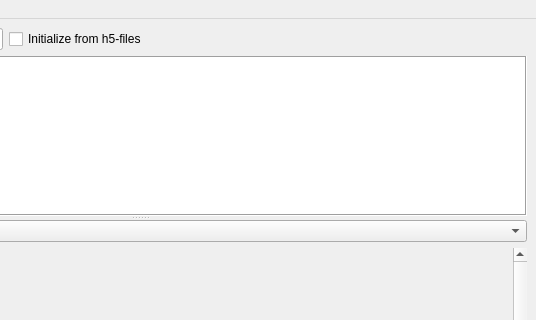
Before: the Qt Designer form combinato/guioverview/guioverview.ui in jniediek/combinato, drawn with Qt 5; both pictures show x 257 to 793 and y 0 to 320 of the 793 by 555 pixel window.
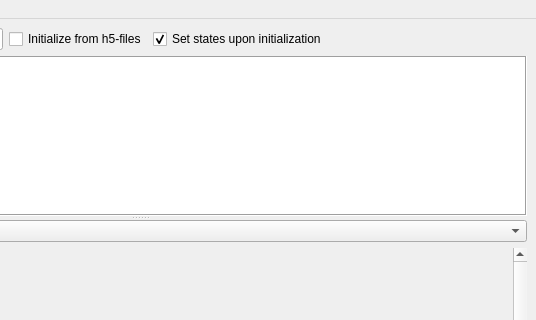
After: the same form once the commit is applied.

Commit message: css-overview-gui: Allow init without reading states

Diff of the .ui file:
```diff
--- a/combinato/guioverview/guioverview.ui
+++ b/combinato/guioverview/guioverview.ui
@@ -47,6 +47,16 @@
         </property>
        </widget>
       </item>
+      <item>
+       <widget class="QCheckBox" name="checkBoxSetStates">
+        <property name="text">
+         <string>Set states upon initialization</string>
+        </property>
+        <property name="checked">
+         <bool>true</bool>
+        </property>
+       </widget>
+      </item>
       <item>
        <spacer name="horizontalSpacer">
         <property name="orientation">
```
Left out of the diff: 2 changed lines with no effect on the pictures. The commit also changes 3 other files.
